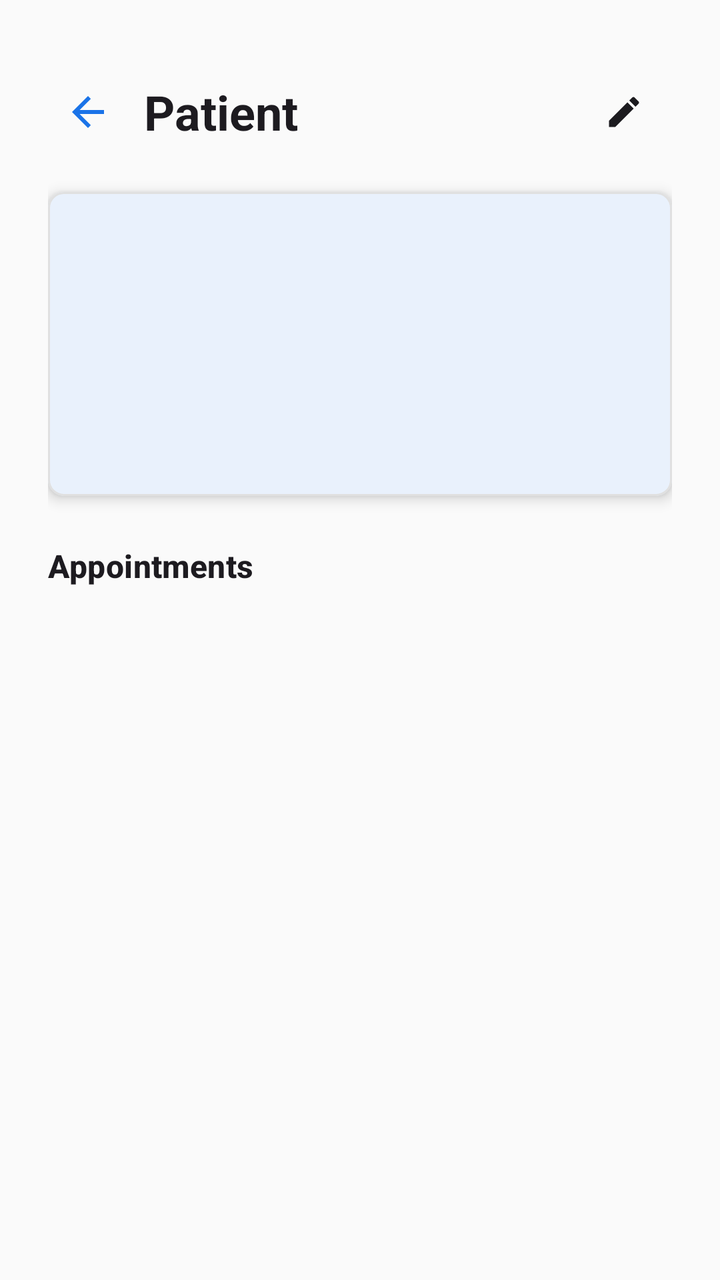
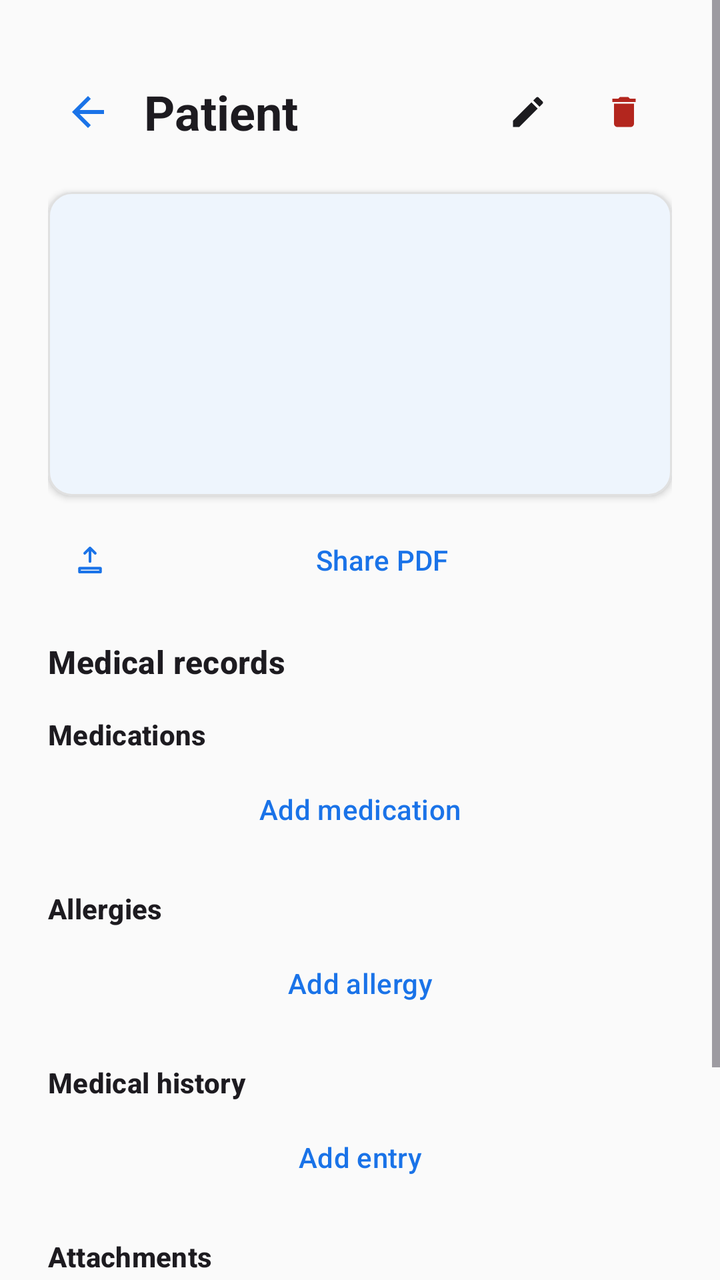

The first picture is an Android layout as it rendered before a commit; the second is the same layout after the commit. The layout source and the unified diff follow.
<!-- AndroidManifest.xml: application theme Theme.MedCare -->
<!-- res/layout/fragment_patient_detail.xml -->
<?xml version="1.0" encoding="utf-8"?>
<ScrollView xmlns:android="http://schemas.android.com/apk/res/android"
    xmlns:app="http://schemas.android.com/apk/res-auto"
    android:layout_width="match_parent"
    android:layout_height="match_parent">

    <androidx.constraintlayout.widget.ConstraintLayout
        android:layout_width="match_parent"
        android:layout_height="wrap_content"
        android:padding="@dimen/margin_large">

        <LinearLayout
            android:id="@+id/top_bar"
            android:layout_width="0dp"
            android:layout_height="wrap_content"
            android:layout_marginTop="8dp"
            android:gravity="center_vertical"
            android:orientation="horizontal"
            app:layout_constraintEnd_toEndOf="parent"
            app:layout_constraintStart_toStartOf="parent"
            app:layout_constraintTop_toTopOf="parent">

            <ImageButton
                android:id="@+id/back_button"
                android:layout_width="wrap_content"
                android:layout_height="wrap_content"
                android:background="?attr/selectableItemBackgroundBorderless"
                android:contentDescription="@string/cancel"
                android:padding="8dp"
                android:src="@drawable/ic_arrow_back"
                app:tint="?attr/colorPrimary" />

            <TextView
                android:id="@+id/form_title"
                android:layout_width="0dp"
                android:layout_height="wrap_content"
                android:layout_marginStart="8dp"
                android:layout_weight="1"
                android:text="@string/patient_detail"
                android:textAppearance="@style/TextAppearance.Material3.HeadlineSmall"
                android:textStyle="bold" />

            <com.google.android.material.button.MaterialButton
                android:id="@+id/edit_button"
                style="@style/Widget.Material3.Button.IconButton"
                android:layout_width="wrap_content"
                android:layout_height="wrap_content"
                android:contentDescription="@string/edit"
                app:icon="@drawable/ic_edit"
                app:iconTint="?attr/colorOnSurface" />

        </LinearLayout>

        <com.google.android.material.card.MaterialCardView
            android:id="@+id/info_card"
            android:layout_width="0dp"
            android:layout_height="wrap_content"
            android:layout_marginTop="16dp"
            app:cardCornerRadius="@dimen/corner_radius_small"
            app:cardElevation="@dimen/elevation_card"
            app:contentPadding="@dimen/margin_medium"
            app:layout_constraintEnd_toEndOf="parent"
            app:layout_constraintStart_toStartOf="parent"
            app:layout_constraintTop_toBottomOf="@id/top_bar">

            <LinearLayout
                android:layout_width="match_parent"
                android:layout_height="wrap_content"
                android:orientation="vertical">

                <TextView
                    android:id="@+id/patient_name_text"
                    android:layout_width="match_parent"
                    android:layout_height="wrap_content"
                    android:textAppearance="@style/TextAppearance.Material3.TitleLarge"
                    android:textStyle="bold" />

                <TextView
                    android:id="@+id/patient_phone_text"
                    android:layout_width="match_parent"
                    android:layout_height="wrap_content"
                    android:layout_marginTop="8dp"
                    android:textAppearance="@style/TextAppearance.Material3.BodyMedium"
                    android:textColor="?attr/colorOnSurfaceVariant" />

                <TextView
                    android:id="@+id/patient_diagnosis_text"
                    android:layout_width="match_parent"
                    android:layout_height="wrap_content"
                    android:layout_marginTop="4dp"
                    android:hyphenationFrequency="normal"
                    android:textAppearance="@style/TextAppearance.Material3.BodyMedium"
                    android:textColor="?attr/colorPrimary" />

                <TextView
                    android:id="@+id/patient_address_text"
                    android:layout_width="match_parent"
                    android:layout_height="wrap_content"
                    android:layout_marginTop="4dp"
                    android:hyphenationFrequency="normal"
                    android:textAppearance="@style/TextAppearance.Material3.BodySmall"
                    android:textColor="?attr/colorOnSurfaceVariant" />

                <TextView
                    android:id="@+id/patient_notes_text"
                    android:layout_width="match_parent"
                    android:layout_height="wrap_content"
                    android:layout_marginTop="4dp"
                    android:hyphenationFrequency="normal"
                    android:textAppearance="@style/TextAppearance.Material3.BodySmall"
                    android:textColor="?attr/colorOnSurfaceVariant" />

            </LinearLayout>
        </com.google.android.material.card.MaterialCardView>

        <TextView
            android:id="@+id/appointments_label"
            android:layout_width="0dp"
            android:layout_height="wrap_content"
            android:layout_marginTop="24dp"
            android:text="@string/appointments_history"
            android:textAppearance="@style/TextAppearance.Material3.TitleMedium"
            android:textStyle="bold"
            app:layout_constraintEnd_toEndOf="parent"
            app:layout_constraintStart_toStartOf="parent"
            app:layout_constraintTop_toBottomOf="@id/info_card" />

        <androidx.recyclerview.widget.RecyclerView
            android:id="@+id/appointments_recycler_view"
            android:layout_width="0dp"
            android:layout_height="wrap_content"
            android:layout_marginTop="8dp"
            android:nestedScrollingEnabled="false"
            app:layout_constraintEnd_toEndOf="parent"
            app:layout_constraintStart_toStartOf="parent"
            app:layout_constraintTop_toBottomOf="@id/appointments_label" />

        <TextView
            android:id="@+id/no_appointments_text"
            android:layout_width="0dp"
            android:layout_height="wrap_content"
            android:layout_marginTop="16dp"
            android:gravity="center"
            android:text="@string/no_appointments_for_patient"
            android:textAppearance="@style/TextAppearance.Material3.BodyMedium"
            android:textColor="?attr/colorOnSurfaceVariant"
            android:visibility="gone"
            app:layout_constraintEnd_toEndOf="parent"
            app:layout_constraintStart_toStartOf="parent"
            app:layout_constraintTop_toBottomOf="@id/appointments_label" />

    </androidx.constraintlayout.widget.ConstraintLayout>
</ScrollView>
<!-- resources referenced by this layout -->
<resources>
  <dimen name="corner_radius_small">8dp</dimen>
  <dimen name="elevation_card">4dp</dimen>
  <dimen name="margin_large">24dp</dimen>
  <dimen name="margin_medium">16dp</dimen>
  <!-- drawable ic_arrow_back (drawable) -->
  <vector xmlns:android="http://schemas.android.com/apk/res/android"
      android:width="24dp"
      android:height="24dp"
      android:viewportWidth="24"
      android:viewportHeight="24">
      <path
          android:fillColor="#FFFFFF"
          android:pathData="M20,11H7.83l5.59,-5.59L12,4l-8,8 8,8 1.41,-1.41L7.83,13H20v-2z" />
  </vector>
  <string name="appointments_history">Appointments</string>
  <string name="cancel">Cancel</string>
  <string name="edit">Edit</string>
  <string name="no_appointments_for_patient">No appointments for this patient</string>
  <string name="patient_detail">Patient</string>
  <style name="Theme.MedCare" parent="Theme.MedCare.Blue" />
  <style name="Base.Theme.MedCare.Light" parent="Theme.Material3.Light.NoActionBar">
          <item name="colorError">@color/error</item>
          <item name="colorOnError">@color/on_error</item>
          <item name="android:windowLightStatusBar">true</item>
      </style>
  <color name="primary">#1A73E8</color>
  <color name="primary_variant">#1557B0</color>
  <color name="on_primary">#FFFFFF</color>
  <color name="primary_container">#D2E3FC</color>
  <color name="on_primary_container">#041E49</color>
  <color name="tertiary">#4285F4</color>
  <color name="tertiary_container">#D2E3FC</color>
  <color name="on_tertiary_container">#041E49</color>
  <color name="secondary">#03DAC6</color>
  <color name="secondary_variant">#018786</color>
  <color name="on_secondary">#000000</color>
  <color name="background">#FAFAFA</color>
  <color name="on_background">#1C1B1F</color>
  <color name="surface">#FFFFFF</color>
  <color name="on_surface">#1C1B1F</color>
  <color name="text_secondary">#49454F</color>
  <color name="outline">#79747E</color>
  <color name="divider">#E0E0E0</color>
  <color name="error">#B3261E</color>
  <color name="on_error">#FFFFFF</color>
  <!-- unchanged entries left out for length: 2 -->
</resources>

<!-- the commit's change to res/layout/fragment_patient_detail.xml (unified diff, before → after) -->
@@ -49,6 +49,15 @@
                 app:icon="@drawable/ic_edit"
                 app:iconTint="?attr/colorOnSurface" />
 
+            <com.google.android.material.button.MaterialButton
+                android:id="@+id/delete_button"
+                style="@style/Widget.Material3.Button.IconButton"
+                android:layout_width="wrap_content"
+                android:layout_height="wrap_content"
+                android:contentDescription="@string/delete"
+                app:icon="@drawable/ic_delete"
+                app:iconTint="?attr/colorError" />
+
         </LinearLayout>
 
         <com.google.android.material.card.MaterialCardView
@@ -57,7 +66,7 @@
             android:layout_height="wrap_content"
             android:layout_marginTop="16dp"
             app:cardCornerRadius="@dimen/corner_radius_small"
-            app:cardElevation="@dimen/elevation_card"
+            app:cardElevation="2dp" app:strokeWidth="1dp" app:strokeColor="?attr/colorOutlineVariant"
             app:contentPadding="@dimen/margin_medium"
             app:layout_constraintEnd_toEndOf="parent"
             app:layout_constraintStart_toStartOf="parent"
@@ -110,8 +119,170 @@
                     android:textAppearance="@style/TextAppearance.Material3.BodySmall"
                     android:textColor="?attr/colorOnSurfaceVariant" />
 
+                <TextView
+                    android:id="@+id/vitals_text"
+                    android:layout_width="match_parent"
+                    android:layout_height="wrap_content"
+                    android:layout_marginTop="8dp"
+                    android:hyphenationFrequency="normal"
+                    android:textAppearance="@style/TextAppearance.Material3.BodySmall"
+                    android:textColor="?attr/colorPrimary"
+                    android:visibility="gone" />
+
             </LinearLayout>
         </com.google.android.material.card.MaterialCardView>
+
+        <com.google.android.material.button.MaterialButton
+            android:id="@+id/share_pdf_button"
+            style="@style/Widget.Material3.Button.TextButton"
+            android:layout_width="0dp"
+            android:layout_height="wrap_content"
+            android:layout_marginTop="8dp"
+            android:text="@string/share_pdf"
+            app:icon="@drawable/ic_export"
+            app:layout_constraintEnd_toEndOf="parent"
+            app:layout_constraintStart_toStartOf="parent"
+            app:layout_constraintTop_toBottomOf="@id/info_card" />
+
+        <TextView
+            android:id="@+id/medical_label"
+            android:layout_width="0dp"
+            android:layout_height="wrap_content"
+            android:layout_marginTop="16dp"
+            android:text="@string/medical_records"
+            android:textAppearance="@style/TextAppearance.Material3.TitleMedium"
+            android:textStyle="bold"
+            app:layout_constraintEnd_toEndOf="parent"
+            app:layout_constraintStart_toStartOf="parent"
+            app:layout_constraintTop_toBottomOf="@id/share_pdf_button" />
+
+        <TextView
+            android:id="@+id/medications_label"
+            android:layout_width="0dp"
+            android:layout_height="wrap_content"
+            android:layout_marginTop="16dp"
+            android:text="@string/medications"
+            android:textAppearance="@style/TextAppearance.Material3.TitleSmall"
+            android:textStyle="bold"
+            app:layout_constraintEnd_toEndOf="parent"
+            app:layout_constraintStart_toStartOf="parent"
+            app:layout_constraintTop_toBottomOf="@id/medical_label" />
+
+        <LinearLayout
+            android:id="@+id/medications_container"
+            android:layout_width="0dp"
+            android:layout_height="wrap_content"
+            android:layout_marginTop="4dp"
+            android:orientation="vertical"
+            app:layout_constraintEnd_toEndOf="parent"
+            app:layout_constraintStart_toStartOf="parent"
+            app:layout_constraintTop_toBottomOf="@id/medications_label" />
+
+        <com.google.android.material.button.MaterialButton
+            android:id="@+id/add_medication_button"
+            style="@style/Widget.Material3.Button.TextButton"
+            android:layout_width="0dp"
+            android:layout_height="wrap_content"
+            android:text="@string/add_medication"
+            app:layout_constraintEnd_toEndOf="parent"
+            app:layout_constraintStart_toStartOf="parent"
+            app:layout_constraintTop_toBottomOf="@id/medications_container" />
+
+        <TextView
+            android:id="@+id/allergies_label"
+            android:layout_width="0dp"
+            android:layout_height="wrap_content"
+            android:layout_marginTop="16dp"
+            android:text="@string/allergies"
+            android:textAppearance="@style/TextAppearance.Material3.TitleSmall"
+            android:textStyle="bold"
+            app:layout_constraintEnd_toEndOf="parent"
+            app:layout_constraintStart_toStartOf="parent"
+            app:layout_constraintTop_toBottomOf="@id/add_medication_button" />
+
+        <LinearLayout
+            android:id="@+id/allergies_container"
+            android:layout_width="0dp"
+            android:layout_height="wrap_content"
+            android:layout_marginTop="4dp"
+            android:orientation="vertical"
+            app:layout_constraintEnd_toEndOf="parent"
+            app:layout_constraintStart_toStartOf="parent"
+            app:layout_constraintTop_toBottomOf="@id/allergies_label" />
+
+        <com.google.android.material.button.MaterialButton
+            android:id="@+id/add_allergy_button"
+            style="@style/Widget.Material3.Button.TextButton"
+            android:layout_width="0dp"
+            android:layout_height="wrap_content"
+            android:text="@string/add_allergy"
+            app:layout_constraintEnd_toEndOf="parent"
+            app:layout_constraintStart_toStartOf="parent"
+            app:layout_constraintTop_toBottomOf="@id/allergies_container" />
+
+        <TextView
+            android:id="@+id/history_label"
+            android:layout_width="0dp"
+            android:layout_height="wrap_content"
+            android:layout_marginTop="16dp"
+            android:text="@string/medical_history"
+            android:textAppearance="@style/TextAppearance.Material3.TitleSmall"
+            android:textStyle="bold"
+            app:layout_constraintEnd_toEndOf="parent"
+            app:layout_constraintStart_toStartOf="parent"
+            app:layout_constraintTop_toBottomOf="@id/add_allergy_button" />
+
+        <LinearLayout
+            android:id="@+id/history_container"
+            android:layout_width="0dp"
+            android:layout_height="wrap_content"
+            android:layout_marginTop="4dp"
+            android:orientation="vertical"
+            app:layout_constraintEnd_toEndOf="parent"
+            app:layout_constraintStart_toStartOf="parent"
+            app:layout_constraintTop_toBottomOf="@id/history_label" />
+
+        <com.google.android.material.button.MaterialButton
+            android:id="@+id/add_history_button"
+            style="@style/Widget.Material3.Button.TextButton"
+            android:layout_width="0dp"
+            android:layout_height="wrap_content"
+            android:text="@string/add_history_entry"
+            app:layout_constraintEnd_toEndOf="parent"
+            app:layout_constraintStart_toStartOf="parent"
+            app:layout_constraintTop_toBottomOf="@id/history_container" />
+
+        <TextView
+            android:id="@+id/attachments_label"
+            android:layout_width="0dp"
+            android:layout_height="wrap_content"
+            android:layout_marginTop="16dp"
+            android:text="@string/attachments"
+            android:textAppearance="@style/TextAppearance.Material3.TitleSmall"
+            android:textStyle="bold"
+            app:layout_constraintEnd_toEndOf="parent"
+            app:layout_constraintStart_toStartOf="parent"
+            app:layout_constraintTop_toBottomOf="@id/add_history_button" />
+
+        <LinearLayout
+            android:id="@+id/attachments_container"
+            android:layout_width="0dp"
+            android:layout_height="wrap_content"
+            android:layout_marginTop="4dp"
+            android:orientation="vertical"
+            app:layout_constraintEnd_toEndOf="parent"
+            app:layout_constraintStart_toStartOf="parent"
+            app:layout_constraintTop_toBottomOf="@id/attachments_label" />
+
+        <com.google.android.material.button.MaterialButton
+            android:id="@+id/add_attachment_button"
+            style="@style/Widget.Material3.Button.TextButton"
+            android:layout_width="0dp"
+            android:layout_height="wrap_content"
+            android:text="@string/add_attachment"
+            app:layout_constraintEnd_toEndOf="parent"
+            app:layout_constraintStart_toStartOf="parent"
+            app:layout_constraintTop_toBottomOf="@id/attachments_container" />
 
         <TextView
             android:id="@+id/appointments_label"
@@ -123,7 +294,7 @@
             android:textStyle="bold"
             app:layout_constraintEnd_toEndOf="parent"
             app:layout_constraintStart_toStartOf="parent"
-            app:layout_constraintTop_toBottomOf="@id/info_card" />
+            app:layout_constraintTop_toBottomOf="@id/add_attachment_button" />
 
         <androidx.recyclerview.widget.RecyclerView
             android:id="@+id/appointments_recycler_view"
<!-- resource entries referenced after the edit -->
@@ -1,7 +1,6 @@
 <!-- resources referenced by this layout -->
 <resources>
-  <dimen name="corner_radius_small">8dp</dimen>
-  <dimen name="elevation_card">4dp</dimen>
+  <dimen name="corner_radius_small">12dp</dimen>
   <dimen name="margin_large">24dp</dimen>
   <dimen name="margin_medium">16dp</dimen>
   <!-- drawable ic_arrow_back (drawable) -->
@@ -10,15 +9,53 @@
       android:height="24dp"
       android:viewportWidth="24"
       android:viewportHeight="24">
+      android:autoMirrored="true"
       <path
           android:fillColor="#FFFFFF"
           android:pathData="M20,11H7.83l5.59,-5.59L12,4l-8,8 8,8 1.41,-1.41L7.83,13H20v-2z" />
   </vector>
+  <!-- drawable ic_delete (drawable) -->
+  <vector xmlns:android="http://schemas.android.com/apk/res/android"
+      android:width="24dp"
+      android:height="24dp"
+      android:viewportWidth="24"
+      android:viewportHeight="24"
+      android:tint="@android:color/white">
+      <path
+          android:fillColor="@android:color/white"
+          android:pathData="M6,19c0,1.1 0.9,2 2,2h8c1.1,0 2,-0.9 2,-2V7H6v12zM19,4h-3.5l-1,-1h-5l-1,1H5v2h14V4z" />
+  </vector>
+  <!-- drawable ic_export (drawable) -->
+  <?xml version="1.0" encoding="utf-8"?>
+  <vector xmlns:android="http://schemas.android.com/apk/res/android"
+      android:width="24dp"
+      android:height="24dp"
+      android:viewportWidth="24"
+      android:viewportHeight="24">
+      <path
+          android:fillColor="#00000000"
+          android:strokeColor="#000000"
+          android:strokeWidth="1.8"
+          android:strokeLineCap="round"
+          android:strokeLineJoin="round"
+          android:pathData="M12,13 L12,4 M8.5,7.5 L12,4 L15.5,7.5 M5,17.5 L19,17.5 L19,20 L5,20 Z" />
+  </vector>
+  <string name="add_allergy">Add allergy</string>
+  <string name="add_attachment">Add attachment</string>
+  <string name="add_history_entry">Add entry</string>
+  <string name="add_medication">Add medication</string>
+  <string name="allergies">Allergies</string>
   <string name="appointments_history">Appointments</string>
+  <string name="attachments">Attachments</string>
   <string name="cancel">Cancel</string>
+  <string name="delete">Delete</string>
   <string name="edit">Edit</string>
+  <string name="medical_history">Medical history</string>
+  <string name="medical_records">Medical records</string>
+  <string name="medications">Medications</string>
   <string name="no_appointments_for_patient">No appointments for this patient</string>
   <string name="patient_detail">Patient</string>
+  <string name="share_pdf">Share PDF</string>
   <style name="Theme.MedCare" parent="Theme.MedCare.Blue" />
   <style name="Base.Theme.MedCare.Light" parent="Theme.Material3.Light.NoActionBar">
           <item name="colorError">@color/error</item>
